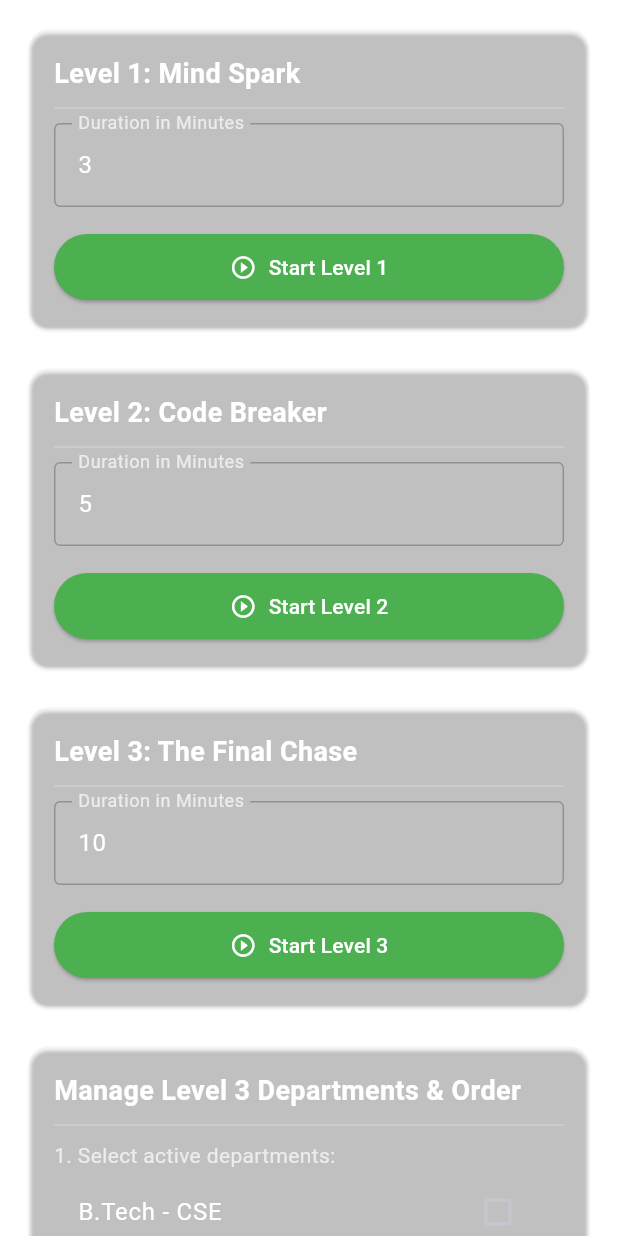
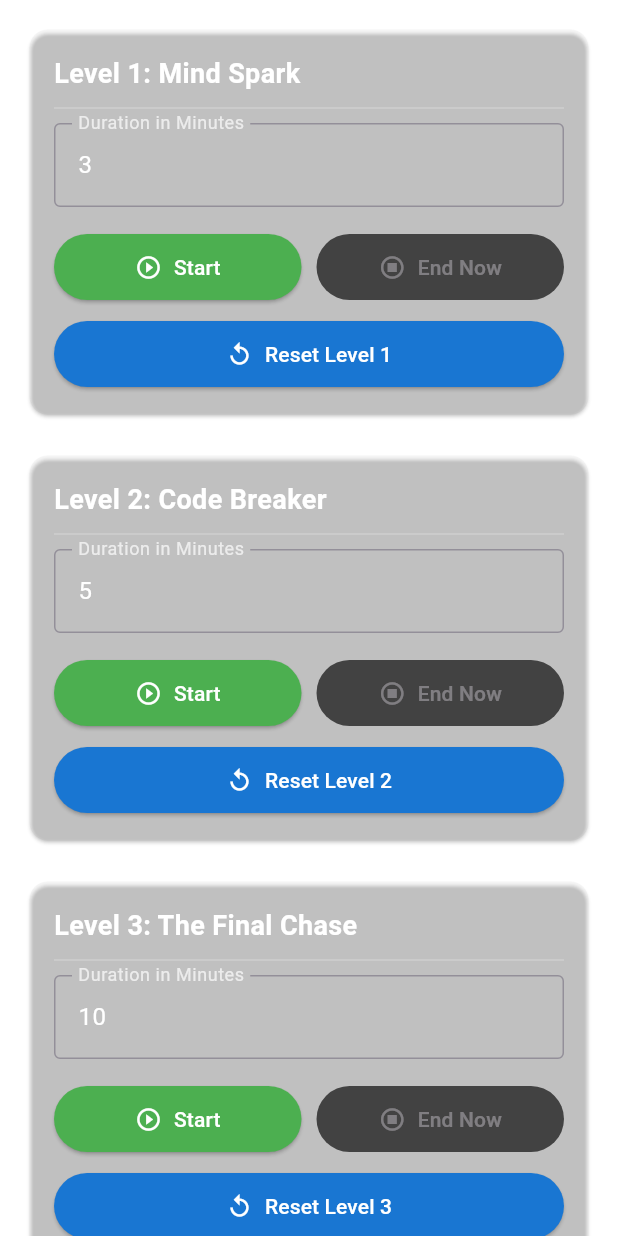
Before and after one commit to jyojokooz/treasure_huntjo, a Flutter app: the ManageLevelsView screen opened directly, on a phone screen of 412 x 824 dp. Run offline on Flutter 3.47's test engine with Material 3 defaults, Android fonts, the phone set to English and light mode, and no system bars; our stand-ins replace audioplayers, cloud_firestore, confetti, firebase_auth, firebase_core, google_fonts and 1 more; missing offline and left inert: mobile_scanner; accounts and stored records are empty.

Commit message:
Add reset functionality for level progress with confirmation dialog

```diff
--- a/treasure_hunt_app/lib/screens/admin_panel/manage_levels_view.dart
+++ b/treasure_hunt_app/lib/screens/admin_panel/manage_levels_view.dart
@@ -59,7 +59,63 @@
     super.dispose();
   }
 
-  // --- Functions (unchanged) ---
+  // --- NEW: Function to reset a specific level ---
+  Future<void> _resetLevelProgress(
+    String levelName,
+    String submissionField,
+  ) async {
+    final confirmed = await showDialog<bool>(
+      context: context,
+      builder: (context) => AlertDialog(
+        title: Text('Confirm Reset for $levelName'),
+        content: Text(
+          'Are you sure you want to reset all team progress for $levelName? This will delete all scores and submissions for this level, allowing teams to play it again. This action cannot be undone.',
+        ),
+        actions: [
+          TextButton(
+            onPressed: () => Navigator.pop(context, false),
+            child: const Text('Cancel'),
+          ),
+          TextButton(
+            onPressed: () => Navigator.pop(context, true),
+            style: TextButton.styleFrom(foregroundColor: Colors.blue),
+            child: const Text('Reset Level'),
+          ),
+        ],
+      ),
+    );
+
+    if (confirmed != true) return;
+
+    final firestore = FirebaseFirestore.instance;
+    final batch = firestore.batch();
+
+    // Find all teams that have a submission for this specific level
+    final teamsSnapshot = await firestore
+        .collection('teams')
+        .where(submissionField, isNotEqualTo: null)
+        .get();
+
+    for (final doc in teamsSnapshot.docs) {
+      batch.update(doc.reference, {submissionField: FieldValue.delete()});
+    }
+
+    // Also reset progress field for level 3
+    if (levelName == 'Level 3') {
+      for (final doc in teamsSnapshot.docs) {
+        batch.update(doc.reference, {'level3Progress': FieldValue.delete()});
+      }
+    }
+
+    await batch.commit();
+    ScaffoldMessenger.of(context).showSnackBar(
+      SnackBar(
+        content: Text('$levelName progress has been reset for all teams!'),
+        backgroundColor: Colors.blue,
+      ),
+    );
+  }
+
   Future<void> _endGameAndAnnounceWinners() async {
     final confirmed = await showDialog<bool>(
       context: context,
@@ -195,6 +251,7 @@
               timerDocRef: _level1TimerDocRef,
               durationController: _level1DurationController,
               levelName: 'Level 1',
+              submissionField: 'level1Submission',
             ),
           ),
           const SizedBox(height: 20),
@@ -204,6 +261,7 @@
               timerDocRef: _level2TimerDocRef,
               durationController: _level2DurationController,
               levelName: 'Level 2',
+              submissionField: 'level2Submission',
             ),
           ),
           const SizedBox(height: 20),
@@ -213,6 +271,7 @@
               timerDocRef: _level3TimerDocRef,
               durationController: _level3DurationController,
               levelName: 'Level 3',
+              submissionField: 'level3Submission',
             ),
           ),
           const SizedBox(height: 20),
@@ -227,7 +286,6 @@
     );
   }
 
-  // --- WIDGET REWRITE: This widget now has a working ReorderableListView ---
   Widget _buildDepartmentManager() {
     return StreamBuilder<DocumentSnapshot>(
       stream: _level3SettingsDocRef.snapshots(),
@@ -299,23 +357,16 @@
                 style: TextStyle(color: Colors.white54),
               )
             else
-              // --- THE FIX IS HERE ---
               ReorderableListView(
-                shrinkWrap: true, // Let the list size itself
-                primary: false, // Indicate it's a nested scrollable
+                shrinkWrap: true,
+                primary: false,
                 onReorder: (oldIndex, newIndex) {
-                  // This logic now correctly updates Firestore, which will then
-                  // trigger the StreamBuilder to rebuild the UI with the correct order.
                   if (newIndex > oldIndex) {
                     newIndex -= 1;
                   }
-                  // Make a mutable copy from the stream's data to reorder
                   List<String> newOrder = List.from(clueOrder);
                   final String item = newOrder.removeAt(oldIndex);
                   newOrder.insert(newIndex, item);
-
-                  // Update Firestore directly. NO setState is needed here.
-                  // The StreamBuilder will handle the UI update automatically.
                   _level3SettingsDocRef.set({
                     'clueOrder': newOrder,
                   }, SetOptions(merge: true));
@@ -344,7 +395,6 @@
     );
   }
 
-  // --- Other helper widgets (unchanged) ---
   Widget _buildGameControlButtons() {
     return Column(
       children: [
@@ -379,10 +429,12 @@
     );
   }
 
+  // --- WIDGET REWRITE: Added the reset button and submissionField parameter ---
   Widget _buildTimerControls({
     required DocumentReference timerDocRef,
     required TextEditingController durationController,
     required String levelName,
+    required String submissionField, // e.g., 'level1Submission'
   }) {
     return StreamBuilder<DocumentSnapshot>(
       stream: timerDocRef.snapshots(),
@@ -395,6 +447,7 @@
         final endTime = (timerData['endTime'] as Timestamp?)?.toDate();
         final bool isTimerRunning =
             endTime != null && endTime.isAfter(DateTime.now());
+
         return Column(
           children: [
             TextField(
@@ -410,47 +463,75 @@
               enabled: !isTimerRunning,
             ),
             const SizedBox(height: 16),
-            SizedBox(
-              width: double.infinity,
+            Row(
+              children: [
+                Expanded(
                   child: ElevatedButton.icon(
-                icon: Icon(
-                  isTimerRunning
-                      ? Icons.stop_circle_outlined
-                      : Icons.play_circle_outline,
-                ),
-                label: Text(
-                  isTimerRunning
-                      ? 'Stop & Lock $levelName'
-                      : 'Start $levelName',
-                ),
+                    icon: const Icon(Icons.play_circle_outline),
+                    label: const Text('Start'),
                     style: ElevatedButton.styleFrom(
-                  backgroundColor: isTimerRunning
-                      ? Colors.redAccent
-                      : Colors.green,
+                      backgroundColor: Colors.green,
                       foregroundColor: Colors.white,
                       padding: const EdgeInsets.symmetric(vertical: 12),
+                      disabledBackgroundColor: Colors.grey.shade800,
                     ),
-                onPressed: () {
-                  if (isTimerRunning) {
-                    _stopLevel(timerDocRef, levelName);
-                  } else {
-                    final minutes = int.tryParse(durationController.text);
+                    onPressed: isTimerRunning
+                        ? null
+                        : () {
+                            final minutes = int.tryParse(
+                              durationController.text,
+                            );
                             if (minutes != null && minutes > 0) {
                               _startLevel(timerDocRef, minutes, levelName);
                             } else {
                               ScaffoldMessenger.of(context).showSnackBar(
                                 const SnackBar(
-                          content: Text('Please enter a valid duration.'),
+                                  content: Text(
+                                    'Please enter a valid duration.',
+                                  ),
                                 ),
                               );
-                    }
                             }
                           },
                   ),
                 ),
+                const SizedBox(width: 10),
+                Expanded(
+                  child: ElevatedButton.icon(
+                    icon: const Icon(Icons.stop_circle_outlined),
+                    label: const Text('End Now'),
+                    style: ElevatedButton.styleFrom(
+                      backgroundColor: Colors.redAccent,
+                      foregroundColor: Colors.white,
+                      padding: const EdgeInsets.symmetric(vertical: 12),
+                      disabledBackgroundColor: Colors.grey.shade800,
+                    ),
+                    onPressed: isTimerRunning
+                        ? () => _stopLevel(timerDocRef, levelName)
+                        : null,
+                  ),
+                ),
+              ],
+            ),
+            const SizedBox(height: 10),
+            // NEW: Reset Level Button
+            SizedBox(
+              width: double.infinity,
+              child: ElevatedButton.icon(
+                icon: const Icon(Icons.replay),
+                label: Text('Reset $levelName'),
+                style: ElevatedButton.styleFrom(
+                  backgroundColor: Colors.blue.shade700,
+                  foregroundColor: Colors.white,
+                  padding: const EdgeInsets.symmetric(vertical: 12),
+                ),
+                onPressed: () =>
+                    _resetLevelProgress(levelName, submissionField),
+              ),
+            ),
             if (isTimerRunning)
               Padding(
-                padding: const EdgeInsets.only(top: 8.0),
+                padding: const EdgeInsets.only(top: 12.0),
                 child: Text(
                   '$levelName is LIVE. Ends at ${DateFormat.jm().format(endTime)}',
                   style: const TextStyle(
```
Lines whose indentation alone changed are shown as unchanged.
